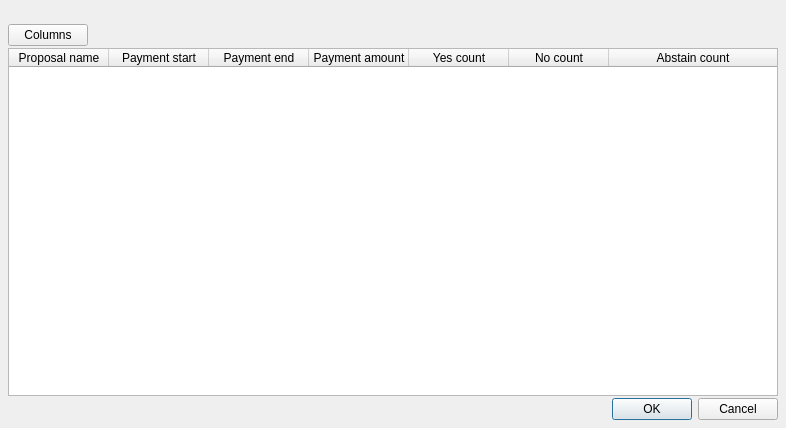
Qt form src/ui/ui_proposals.ui (Bertrand256/dash-masternode-tool) before a commit.
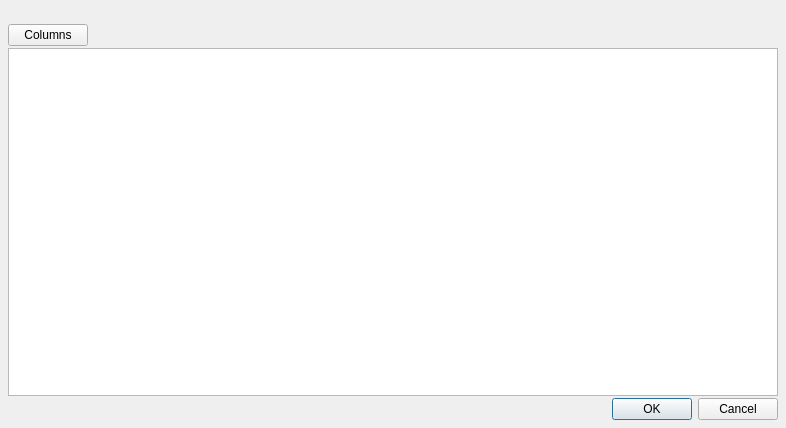
The same form after that commit.

Commit message: Finished dynamic model-view for voting data. Limit amount of voting data read from database to improve load time.

Patch:
```diff
--- a/src/ui/ui_proposals.ui
+++ b/src/ui/ui_proposals.ui
@@ -70,7 +70,7 @@
     </layout>
    </item>
    <item>
-    <widget class="QTableWidget" name="tableWidget">
+    <widget class="QTableView" name="propsView">
      <property name="sizeAdjustPolicy">
       <enum>QAbstractScrollArea::AdjustToContentsOnFirstShow</enum>
      </property>
@@ -90,52 +90,17 @@
       <bool>true</bool>
      </property>
      <property name="sortingEnabled">
-      <bool>true</bool>
+      <bool>false</bool>
      </property>
-     <attribute name="horizontalHeaderShowSortIndicator" stdset="0">
-      <bool>true</bool>
-     </attribute>
-     <attribute name="horizontalHeaderStretchLastSection">
-      <bool>true</bool>
+     <attribute name="verticalHeaderVisible">
+      <bool>false</bool>
      </attribute>
      <attribute name="verticalHeaderCascadingSectionResizes">
       <bool>false</bool>
      </attribute>
-     <column>
-      <property name="text">
-       <string>Proposal name</string>
-      </property>
-     </column>
-     <column>
-      <property name="text">
-       <string>Payment start</string>
-      </property>
-     </column>
-     <column>
-      <property name="text">
-       <string>Payment end</string>
-      </property>
-     </column>
-     <column>
-      <property name="text">
-       <string>Payment amount</string>
-      </property>
-     </column>
-     <column>
-      <property name="text">
-       <string>Yes count</string>
-      </property>
-     </column>
-     <column>
-      <property name="text">
-       <string>No count</string>
-      </property>
-     </column>
-     <column>
-      <property name="text">
-       <string>Abstain count</string>
-      </property>
-     </column>
+     <attribute name="verticalHeaderHighlightSections">
+      <bool>false</bool>
+     </attribute>
     </widget>
    </item>
    <item>
```
Left out of the diff: 2 changed lines with no effect on the pictures. The commit also changes 4 other files.
